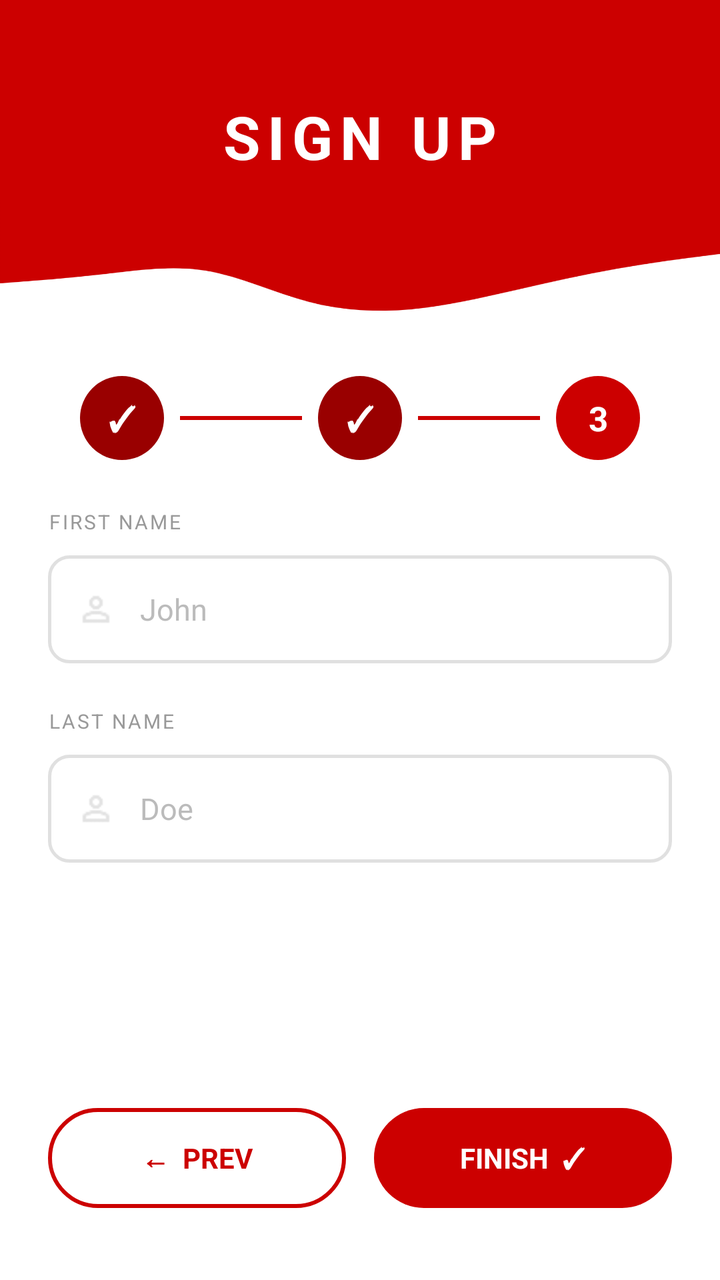
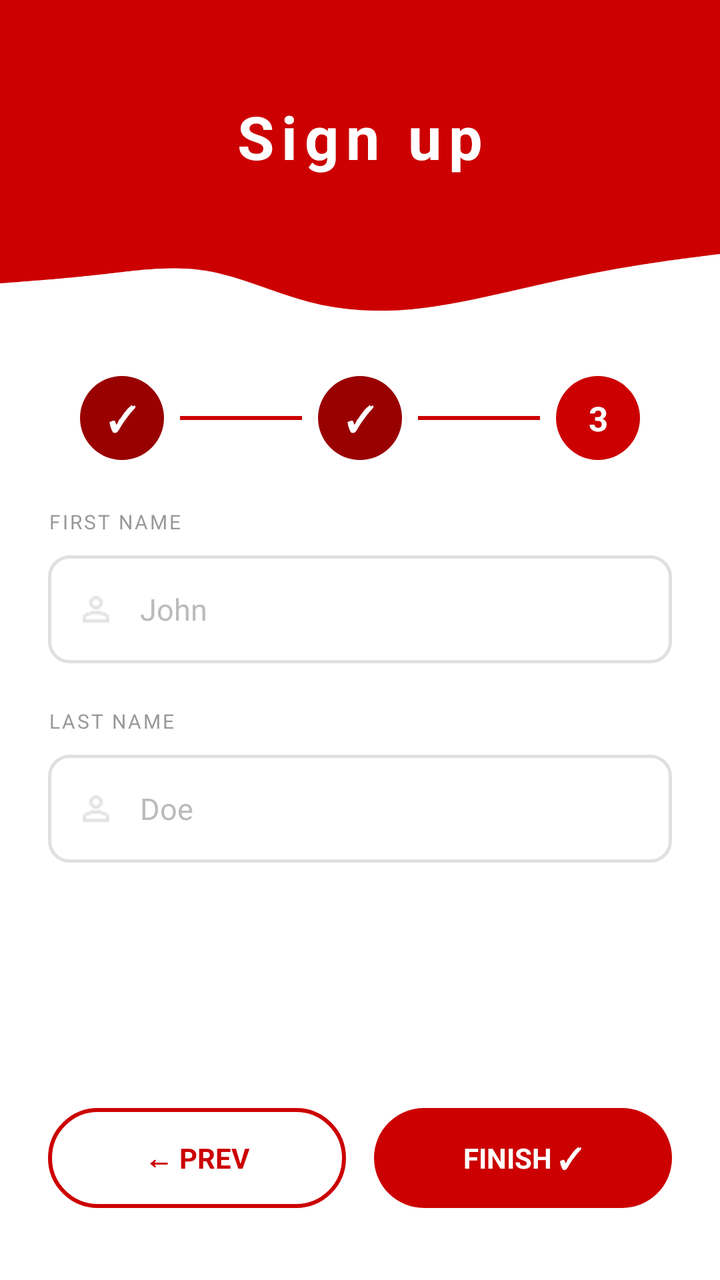

An Android layout rendered at two revisions. The XML below is the earlier revision; the diff shows what the commit changed to produce the second picture.
<!-- AndroidManifest.xml: application theme Theme.AppCompat.Light.NoActionBar -->
<!-- res/layout/signup_step3.xml -->
<?xml version="1.0" encoding="utf-8"?>
<LinearLayout xmlns:android="http://schemas.android.com/apk/res/android"
    android:layout_width="match_parent"
    android:layout_height="match_parent"
    android:orientation="vertical"
    android:background="#FFFFFF">


    <RelativeLayout
        android:layout_width="match_parent"
        android:layout_height="180dp">

        <View
            android:layout_width="match_parent"
            android:layout_height="150dp"
            android:background="#CC0000" />

        <ImageView
            android:layout_width="match_parent"
            android:layout_height="80dp"
            android:layout_alignParentBottom="true"
            android:src="@drawable/header_curve"
            android:scaleType="fitXY" />

        <TextView
            android:layout_width="match_parent"
            android:layout_height="wrap_content"
            android:layout_marginTop="48dp"
            android:text="SIGN UP"
            android:textColor="#FFFFFF"
            android:textSize="30sp"
            android:textStyle="bold"
            android:gravity="center"
            android:letterSpacing="0.12" />
    </RelativeLayout>


    <LinearLayout
        android:layout_width="match_parent"
        android:layout_height="wrap_content"
        android:orientation="horizontal"
        android:gravity="center"
        android:paddingHorizontal="40dp"
        android:paddingTop="8dp"
        android:paddingBottom="20dp">


        <TextView
            android:layout_width="42dp"
            android:layout_height="42dp"
            android:text="✓"
            android:textSize="17sp"
            android:textStyle="bold"
            android:textColor="#FFFFFF"
            android:gravity="center"
            android:background="@drawable/step_circle_done" />

        <View
            android:layout_width="0dp"
            android:layout_height="2dp"
            android:layout_weight="1"
            android:background="#CC0000"
            android:layout_marginHorizontal="8dp" />

        <TextView
            android:layout_width="42dp"
            android:layout_height="42dp"
            android:text="✓"
            android:textSize="17sp"
            android:textStyle="bold"
            android:textColor="#FFFFFF"
            android:gravity="center"
            android:background="@drawable/step_circle_done" />

        <View
            android:layout_width="0dp"
            android:layout_height="2dp"
            android:layout_weight="1"
            android:background="#CC0000"
            android:layout_marginHorizontal="8dp" />


        <TextView
            android:layout_width="42dp"
            android:layout_height="42dp"
            android:text="3"
            android:textSize="17sp"
            android:textStyle="bold"
            android:textColor="#FFFFFF"
            android:gravity="center"
            android:background="@drawable/step_circle_active" />
    </LinearLayout>

    <LinearLayout
        android:layout_width="match_parent"
        android:layout_height="0dp"
        android:layout_weight="1"
        android:orientation="vertical"
        android:paddingHorizontal="24dp"
        android:paddingTop="4dp">


        <TextView
            android:layout_width="wrap_content"
            android:layout_height="wrap_content"
            android:text="FIRST NAME"
            android:textSize="10sp"
            android:textColor="#999999"
            android:letterSpacing="0.1"
            android:layout_marginBottom="10dp" />

        <LinearLayout
            android:layout_width="match_parent"
            android:layout_height="54dp"
            android:orientation="horizontal"
            android:background="@drawable/input_field_bg"
            android:gravity="center_vertical"
            android:paddingHorizontal="14dp"
            android:layout_marginBottom="22dp">

            <ImageView
                android:layout_width="20dp"
                android:layout_height="20dp"
                android:src="@drawable/ic_person_outline"
                android:layout_marginEnd="12dp" />

            <EditText
                android:id="@+id/etFirstName"
                android:layout_width="0dp"
                android:layout_height="match_parent"
                android:layout_weight="1"
                android:background="@android:color/transparent"
                android:hint="John"
                android:inputType="textPersonName|textCapWords"
                android:textSize="15sp"
                android:textColor="#222222"
                android:textColorHint="#BBBBBB" />
        </LinearLayout>


        <TextView
            android:layout_width="wrap_content"
            android:layout_height="wrap_content"
            android:text="LAST NAME"
            android:textSize="10sp"
            android:textColor="#999999"
            android:letterSpacing="0.1"
            android:layout_marginBottom="10dp" />

        <LinearLayout
            android:layout_width="match_parent"
            android:layout_height="54dp"
            android:orientation="horizontal"
            android:background="@drawable/input_field_bg"
            android:gravity="center_vertical"
            android:paddingHorizontal="14dp">

            <ImageView
                android:layout_width="20dp"
                android:layout_height="20dp"
                android:src="@drawable/ic_person_outline"
                android:layout_marginEnd="12dp" />

            <EditText
                android:id="@+id/etLastName"
                android:layout_width="0dp"
                android:layout_height="match_parent"
                android:layout_weight="1"
                android:background="@android:color/transparent"
                android:hint="Doe"
                android:inputType="textPersonName|textCapWords"
                android:textSize="15sp"
                android:textColor="#222222"
                android:textColorHint="#BBBBBB" />
        </LinearLayout>

    </LinearLayout>


    <LinearLayout
        android:layout_width="match_parent"
        android:layout_height="wrap_content"
        android:orientation="horizontal"
        android:paddingHorizontal="24dp"
        android:paddingBottom="36dp"
        android:paddingTop="12dp">

        <TextView
            android:id="@+id/btnPrevious"
            android:layout_width="0dp"
            android:layout_height="50dp"
            android:layout_weight="1"
            android:text="←  PREV"
            android:textSize="14sp"
            android:textStyle="bold"
            android:textColor="#CC0000"
            android:gravity="center"
            android:background="@drawable/btn_outline_red"
            android:layout_marginEnd="14dp" />

        <TextView
            android:id="@+id/btnFinish"
            android:layout_width="0dp"
            android:layout_height="50dp"
            android:layout_weight="1"
            android:text="FINISH  ✓"
            android:textSize="14sp"
            android:textStyle="bold"
            android:textColor="#FFFFFF"
            android:gravity="center"
            android:background="@drawable/btn_red_rounded" />
    </LinearLayout>

</LinearLayout>
<!-- resources referenced by this layout -->
<resources>
  <!-- drawable btn_outline_red (drawable) -->
  <shape xmlns:android="http://schemas.android.com/apk/res/android"
      android:shape="rectangle">
      <solid android:color="#FFFFFF" />
      <stroke android:width="2dp" android:color="#CC0000" />
      <corners android:radius="25dp" />
  </shape>
  <!-- drawable btn_red_rounded (drawable) -->
  <shape xmlns:android="http://schemas.android.com/apk/res/android"
      android:shape="rectangle">
      <solid android:color="#CC0000" />
      <corners android:radius="25dp" />
  </shape>
  <!-- drawable header_curve: png bitmap (drawable, 12684 bytes) -->
  <!-- drawable ic_person_outline: png bitmap (drawable, 425 bytes) -->
  <!-- drawable input_field_bg (drawable) -->
  <shape xmlns:android="http://schemas.android.com/apk/res/android"
      android:shape="rectangle">
      <solid android:color="#FFFFFF" />
      <stroke android:width="1.5dp" android:color="#E0E0E0" />
      <corners android:radius="10dp" />
  </shape>
  <!-- drawable step_circle_active (drawable) -->
  <shape xmlns:android="http://schemas.android.com/apk/res/android"
      android:shape="oval">
      <solid android:color="#CC0000" />
      <size android:width="42dp" android:height="42dp" />
  </shape>
  <!-- drawable step_circle_done (drawable) -->
  <shape xmlns:android="http://schemas.android.com/apk/res/android"
      android:shape="oval">
      <solid android:color="#990000" />
      <size android:width="42dp" android:height="42dp" />
  </shape>
</resources>

<!-- the commit's change to res/layout/signup_step3.xml (unified diff, before → after) -->
@@ -26,7 +26,7 @@
             android:layout_width="match_parent"
             android:layout_height="wrap_content"
             android:layout_marginTop="48dp"
-            android:text="SIGN UP"
+            android:text="@string/signup_title"
             android:textColor="#FFFFFF"
             android:textSize="30sp"
             android:textStyle="bold"
@@ -103,7 +103,7 @@
         <TextView
             android:layout_width="wrap_content"
             android:layout_height="wrap_content"
-            android:text="FIRST NAME"
+            android:text="@string/signup_first_name"
             android:textSize="10sp"
             android:textColor="#999999"
             android:letterSpacing="0.1"
@@ -130,7 +130,7 @@
                 android:layout_height="match_parent"
                 android:layout_weight="1"
                 android:background="@android:color/transparent"
-                android:hint="John"
+                android:hint="@string/signup_first_name_hint"
                 android:inputType="textPersonName|textCapWords"
                 android:textSize="15sp"
                 android:textColor="#222222"
@@ -141,7 +141,7 @@
         <TextView
             android:layout_width="wrap_content"
             android:layout_height="wrap_content"
-            android:text="LAST NAME"
+            android:text="@string/signup_last_name"
             android:textSize="10sp"
             android:textColor="#999999"
             android:letterSpacing="0.1"
@@ -167,7 +167,7 @@
                 android:layout_height="match_parent"
                 android:layout_weight="1"
                 android:background="@android:color/transparent"
-                android:hint="Doe"
+                android:hint="@string/signup_last_name_hint"
                 android:inputType="textPersonName|textCapWords"
                 android:textSize="15sp"
                 android:textColor="#222222"
@@ -190,7 +190,7 @@
             android:layout_width="0dp"
             android:layout_height="50dp"
             android:layout_weight="1"
-            android:text="←  PREV"
+            android:text="@string/signup_prev"
             android:textSize="14sp"
             android:textStyle="bold"
             android:textColor="#CC0000"
@@ -203,7 +203,7 @@
             android:layout_width="0dp"
             android:layout_height="50dp"
             android:layout_weight="1"
-            android:text="FINISH  ✓"
+            android:text="@string/signup_finish"
             android:textSize="14sp"
             android:textStyle="bold"
             android:textColor="#FFFFFF"
<!-- resource entries referenced after the edit -->
@@ -34,5 +34,12 @@
       <solid android:color="#990000" />
       <size android:width="42dp" android:height="42dp" />
   </shape>
+  <string name="signup_finish">FINISH  ✓</string>
+  <string name="signup_first_name">FIRST NAME</string>
+  <string name="signup_first_name_hint">John</string>
+  <string name="signup_last_name">LAST NAME</string>
+  <string name="signup_last_name_hint">Doe</string>
+  <string name="signup_prev">←  PREV</string>
+  <string name="signup_title">Sign up</string>
 </resources>
 
